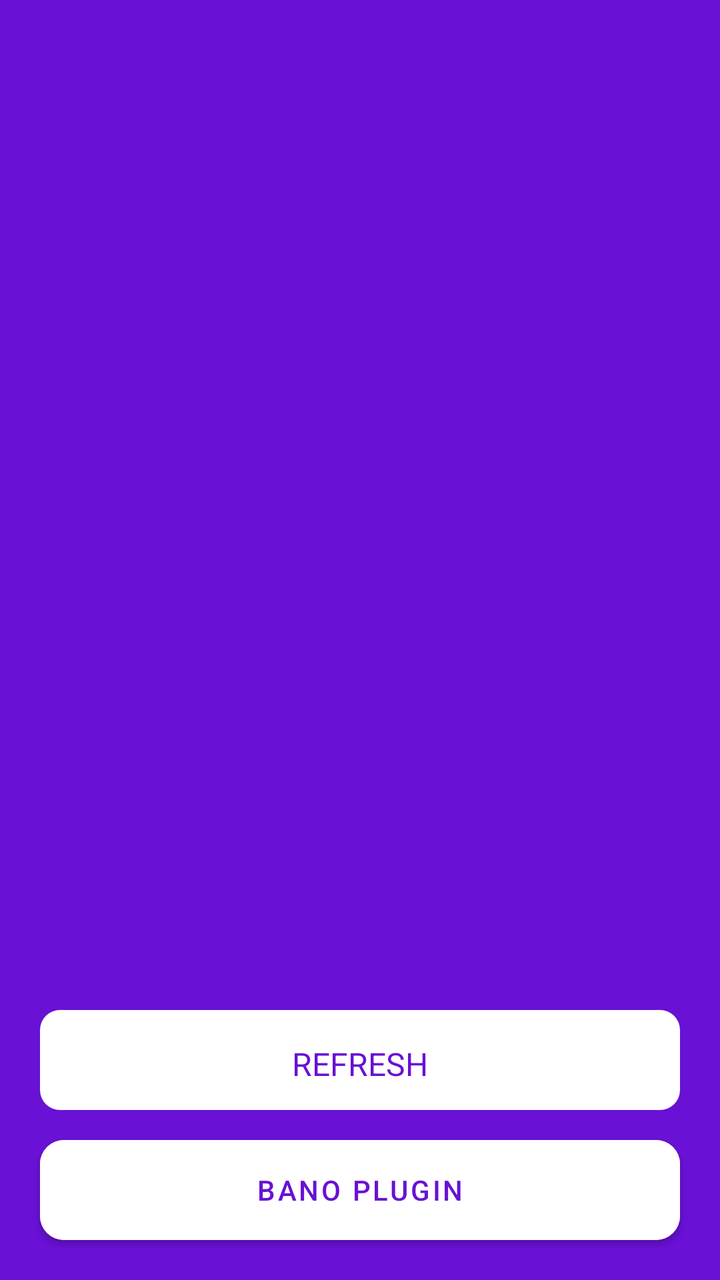
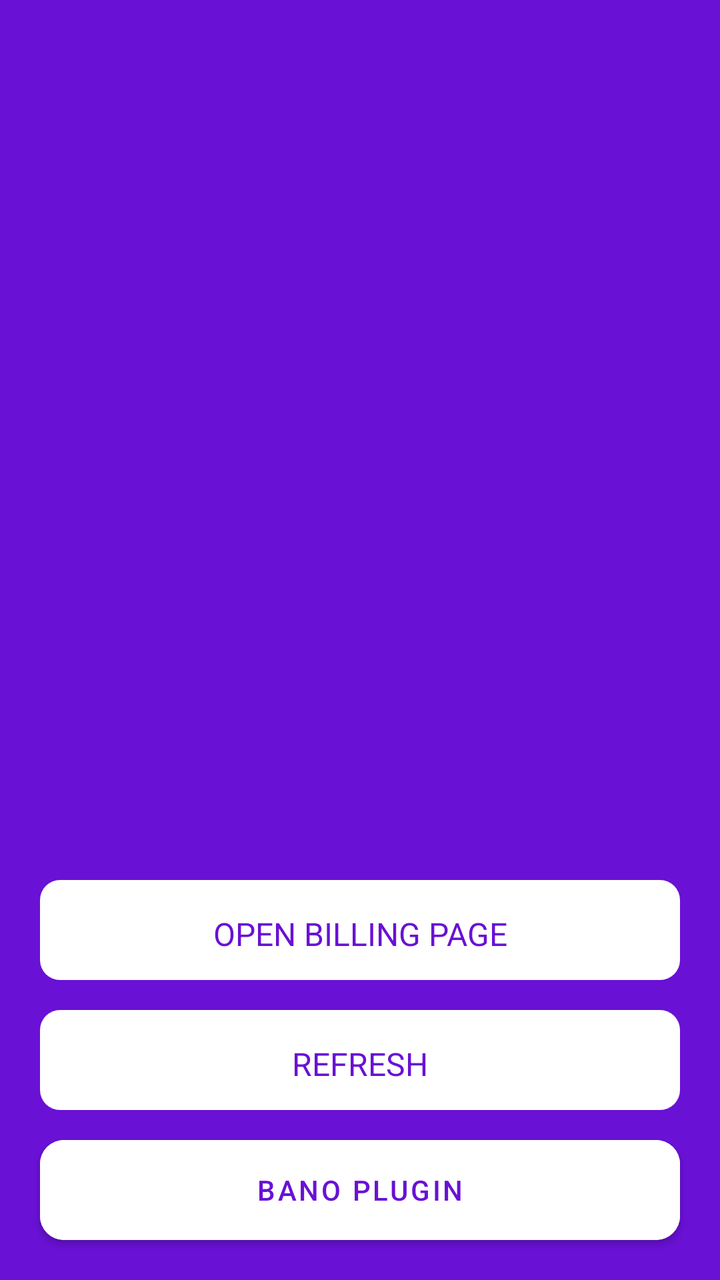

An Android layout rendered at two revisions. The XML below is the earlier revision; the diff shows what the commit changed to produce the second picture.
<!-- AndroidManifest.xml: application theme Theme.ASA -->
<!-- res/layout/main_activity.xml -->
<?xml version="1.0" encoding="utf-8"?>
<androidx.constraintlayout.widget.ConstraintLayout xmlns:android="http://schemas.android.com/apk/res/android"
    xmlns:app="http://schemas.android.com/apk/res-auto"
    android:id="@+id/container"
    android:background="@color/purple_200"
    android:layout_width="match_parent"
    android:layout_height="match_parent"
    >


    <androidx.viewpager.widget.ViewPager
        android:id="@+id/dataViewager"
        android:layout_width="match_parent"
        android:background="@color/purple_200"
        app:layout_constraintTop_toTopOf="parent"
        app:layout_constraintStart_toStartOf="parent"
        app:layout_constraintEnd_toEndOf="parent"
        android:layout_marginBottom="10dp"
        app:layout_constraintBottom_toTopOf="@+id/tab_layout"
        android:layout_height="0dp" />

    <com.google.android.material.tabs.TabLayout
        android:id="@+id/tab_layout"
        android:layout_width="40dp"
        app:layout_constraintStart_toStartOf="parent"
        app:layout_constraintEnd_toEndOf="parent"
        android:layout_height="wrap_content"
        android:layout_alignParentBottom="true"
        android:layout_gravity="bottom|center"
        app:tabBackground="@drawable/tab_selector"
        app:tabGravity="center"
        android:background="@android:color/transparent"
        app:tabIndicatorHeight="0dp"
        android:layout_marginBottom="10sp"
        app:layout_constraintBottom_toTopOf="@+id/refreshBtn"
        app:tabSelectedTextColor="@android:color/transparent"
        app:tabTextColor="@android:color/transparent" />

    <androidx.appcompat.widget.AppCompatTextView
        android:layout_width="0dp"
        android:layout_marginLeft="20dp"
        android:id="@+id/refreshBtn"
        android:layout_marginRight="20dp"
        android:layout_marginBottom="15dp"
        android:text="@string/refresh"
        android:textColor="@color/purple_200"
        android:textSize="16sp"
        android:gravity="center"
        android:paddingTop="4dp"
        android:textAllCaps="true"
        fontPath="fonts/Poppins-Bold.otf"
        app:layout_constraintBottom_toTopOf="@id/bano_btn"
        app:layout_constraintEnd_toEndOf="parent"
        app:layout_constraintStart_toStartOf="parent"
        android:background="@drawable/continuebg"
        android:layout_height="50dp"/>

    <com.google.android.material.button.MaterialButton
        android:id="@+id/bano_btn"
        android:backgroundTint="@color/white"
        app:cornerRadius="12dp"
        android:layout_marginStart="20dp"
        android:layout_marginEnd="20dp"
        android:layout_marginBottom="20dp"
        android:text="@string/bano_plugin"
        android:textColor="@color/purple_500"
        app:layout_constraintStart_toStartOf="parent"
        app:layout_constraintEnd_toEndOf="parent"
        app:layout_constraintBottom_toBottomOf="parent"
        android:layout_width="0dp"
        android:insetTop="0dp"
        android:insetBottom="0dp"
        android:layout_height="50dp"/>

</androidx.constraintlayout.widget.ConstraintLayout>
<!-- resources referenced by this layout -->
<resources>
  <color name="purple_200">#6911D5</color>
  <color name="purple_500">#6911D5</color>
  <color name="white">#FFFFFFFF</color>
  <!-- drawable continuebg (drawable) -->
  <?xml version="1.0" encoding="UTF-8"?>
  <shape xmlns:android="http://schemas.android.com/apk/res/android">
      <solid android:color="@color/white"/>
  
  
  
      <corners android:bottomRightRadius="10dp" android:bottomLeftRadius="10dp"
          android:topLeftRadius="10dp" android:topRightRadius="10dp"/>
  </shape>
  <!-- drawable tab_selector (drawable) -->
  <selector xmlns:android="http://schemas.android.com/apk/res/android">
      <item android:drawable="@drawable/dot_selected" android:state_selected="true" />
      <item android:drawable="@drawable/dot_default" />
  </selector>
  <string name="bano_plugin">Bano Plugin</string>
  <string name="refresh">Refresh</string>
  <style name="Theme.ASA" parent="Theme.MaterialComponents.DayNight.DarkActionBar">
          
          <item name="colorPrimary">@color/purple_500</item>
          <item name="colorPrimaryVariant">@color/purple_700</item>
          <item name="colorOnPrimary">@color/white</item>
          
          <item name="colorSecondary">@color/teal_200</item>
          <item name="colorSecondaryVariant">@color/teal_700</item>
          <item name="colorOnSecondary">@color/black</item>
          <item name="windowActionBar">false</item>
          <item name="windowNoTitle">true</item>
          <item name="android:windowFullscreen">true</item>
          
          <item name="android:statusBarColor" tools:targetApi="l">?attr/colorPrimaryVariant</item>
      </style>
  <!-- drawable dot_selected (drawable) -->
  <shape xmlns:android="http://schemas.android.com/apk/res/android"
      android:innerRadius="0dp"
      android:shape="ring"
      android:thickness="6dp"
      android:useLevel="false">
  
      <solid android:color="@color/white" />
  
      <stroke
          android:width="1dp"
          android:color="@color/white" />
  </shape>
  <!-- drawable dot_default (drawable) -->
  <shape xmlns:android="http://schemas.android.com/apk/res/android"
      android:innerRadius="0dp"
      android:shape="ring"
      android:thickness="5dp"
      android:useLevel="false">
  
      <solid android:color="@color/grey" />
  
      <stroke
          android:width="1dp"
          android:color="@color/grey" />
  </shape>
  <color name="purple_700">#6911D5</color>
  <color name="teal_200">#6911D5</color>
  <color name="teal_700">#6911D5</color>
  <color name="black">#000000</color>
  <color name="grey">#80000000</color>
</resources>

<!-- the commit's change to res/layout/main_activity.xml (unified diff, before → after) -->
@@ -39,6 +39,25 @@
     <androidx.appcompat.widget.AppCompatTextView
         android:layout_width="0dp"
         android:layout_marginLeft="20dp"
+        android:id="@+id/billingBtn"
+        android:layout_marginRight="20dp"
+        android:layout_marginBottom="15dp"
+        android:text="@string/open_billing_page"
+        android:textColor="@color/purple_200"
+        android:textSize="16sp"
+        android:gravity="center"
+        android:paddingTop="4dp"
+        android:textAllCaps="true"
+        fontPath="fonts/Poppins-Bold.otf"
+        app:layout_constraintBottom_toTopOf="@id/refreshBtn"
+        app:layout_constraintEnd_toEndOf="parent"
+        app:layout_constraintStart_toStartOf="parent"
+        android:background="@drawable/continuebg"
+        android:layout_height="50dp"/>
+
+    <androidx.appcompat.widget.AppCompatTextView
+        android:layout_width="0dp"
+        android:layout_marginLeft="20dp"
         android:id="@+id/refreshBtn"
         android:layout_marginRight="20dp"
         android:layout_marginBottom="15dp"
<!-- resource entries referenced after the edit -->
@@ -19,6 +19,7 @@
       <item android:drawable="@drawable/dot_default" />
   </selector>
   <string name="bano_plugin">Bano Plugin</string>
+  <string name="open_billing_page">Open billing page</string>
   <string name="refresh">Refresh</string>
   <style name="Theme.ASA" parent="Theme.MaterialComponents.DayNight.DarkActionBar">
           
